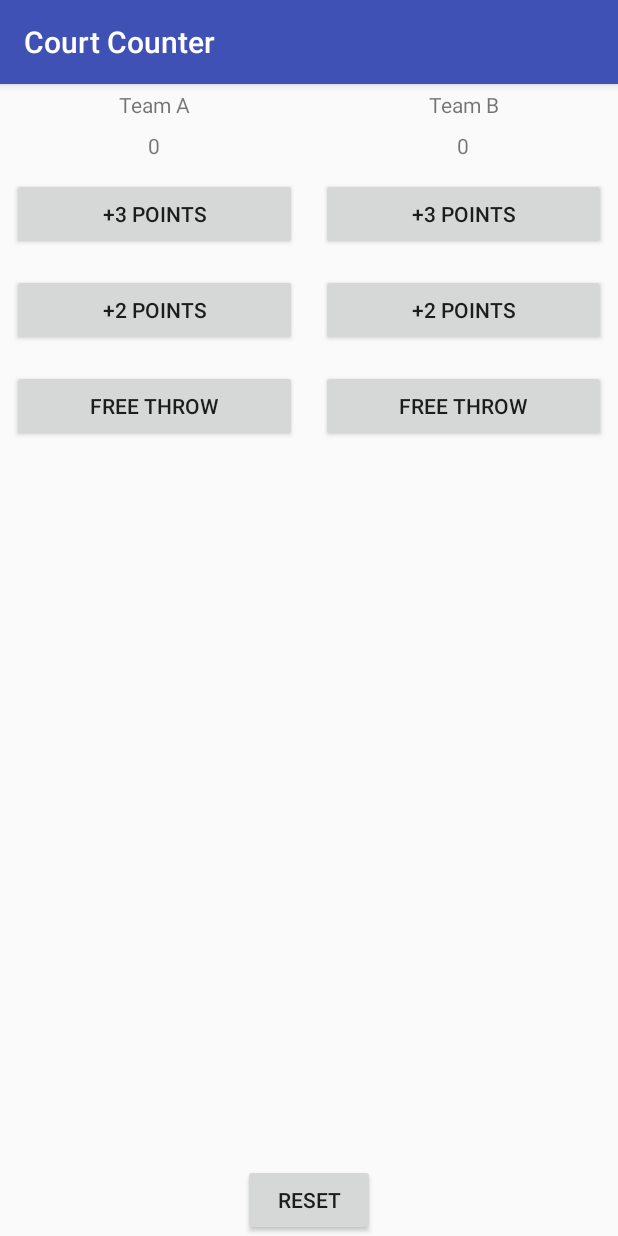
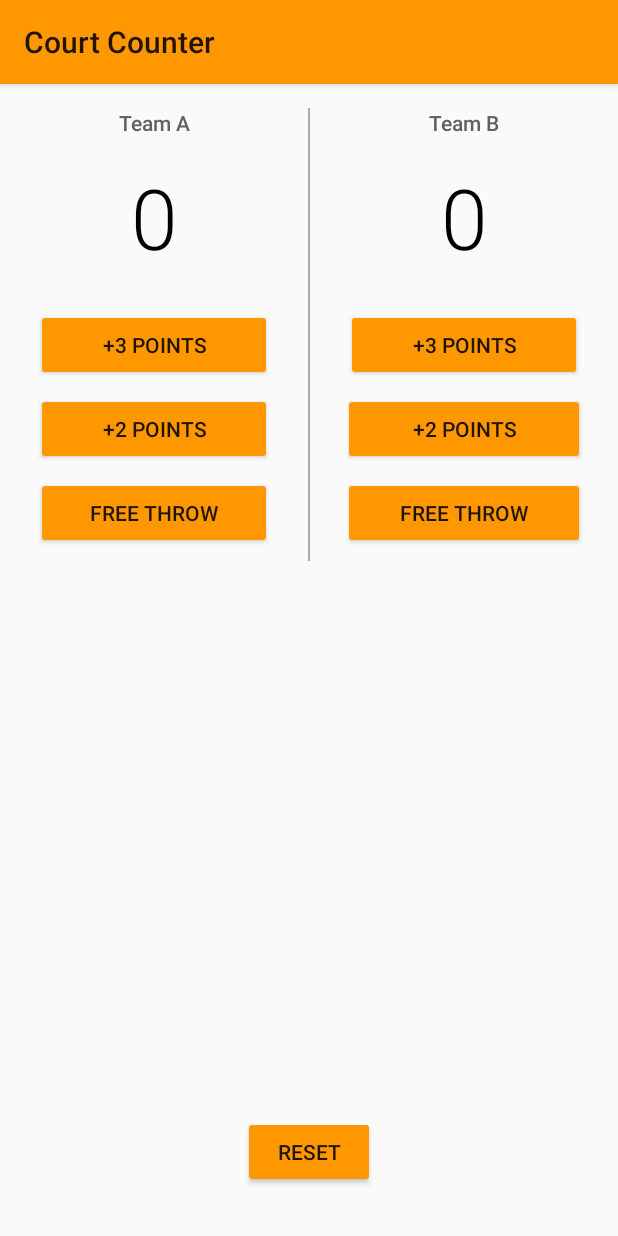
Before and after one commit to dhimasanb/court-counter, an Android app: the screen it shows after launch (MainActivity), on a phone screen of 412 x 824 dp. Run offline under Robolectric (Android 15) with nearby library versions, the phone set to English and light mode, and no system bars.

Commit message:
Update style

```diff
--- a/app/src/main/res/layout/activity_main.xml
+++ b/app/src/main/res/layout/activity_main.xml
@@ -1,104 +1,129 @@
-<?xml version="1.0" encoding="utf-8"?>
 <RelativeLayout xmlns:android="http://schemas.android.com/apk/res/android"
-    xmlns:app="http://schemas.android.com/apk/res-auto"
     xmlns:tools="http://schemas.android.com/tools"
+    android:layout_width="match_parent"
     android:layout_height="match_parent"
-    android:layout_width="match_parent">
+    tools:context=".MainActivity">
 
     <LinearLayout
         android:layout_width="match_parent"
-        android:layout_height="match_parent"
+        android:layout_height="wrap_content"
         android:orientation="horizontal">
 
         <LinearLayout
             android:layout_width="0dp"
-            android:layout_height="match_parent"
+            android:layout_height="wrap_content"
             android:layout_weight="1"
-            android:orientation="vertical"
-            tools:context="com.example.android.courtcounter.MainActivity">
+            android:orientation="vertical">
 
             <TextView
                 android:layout_width="match_parent"
                 android:layout_height="wrap_content"
-                android:gravity="center_horizontal"
-                android:padding="4dp"
-                android:text="Team A" />
+                android:fontFamily="sans-serif-medium"
+                android:gravity="center"
+                android:padding="16dp"
+                android:text="Team A"
+                android:textColor="#616161"
+                android:textSize="14sp" />
 
             <TextView
                 android:id="@+id/team_a_score"
                 android:layout_width="match_parent"
                 android:layout_height="wrap_content"
-                android:gravity="center_horizontal"
-                android:padding="4dp"
-                android:text="0" />
+                android:fontFamily="sans-serif-light"
+                android:gravity="center"
+                android:paddingBottom="24dp"
+                android:text="0"
+                android:textColor="#000000"
+                android:textSize="56sp" />
 
             <Button
                 android:layout_width="match_parent"
                 android:layout_height="wrap_content"
-                android:layout_margin="8dp"
+                android:layout_marginBottom="8dp"
+                android:layout_marginLeft="24dp"
+                android:layout_marginRight="24dp"
                 android:onClick="addThreeForTeamA"
                 android:text="+3 Points" />
 
             <Button
                 android:layout_width="match_parent"
                 android:layout_height="wrap_content"
-                android:layout_margin="8dp"
+                android:layout_marginBottom="8dp"
+                android:layout_marginLeft="24dp"
+                android:layout_marginRight="24dp"
                 android:onClick="addTwoForTeamA"
                 android:text="+2 Points" />
 
             <Button
                 android:layout_width="match_parent"
                 android:layout_height="wrap_content"
-                android:layout_margin="8dp"
+                android:layout_marginBottom="8dp"
+                android:layout_marginLeft="24dp"
+                android:layout_marginRight="24dp"
                 android:onClick="addOneForTeamA"
-                android:text="Free Throw" />
+                android:text="Free throw" />
         </LinearLayout>
+
+        <View
+            android:layout_width="1dp"
+            android:layout_height="match_parent"
+            android:layout_marginTop="16dp"
+            android:background="@android:color/darker_gray" />
 
         <LinearLayout
             android:layout_width="0dp"
             android:layout_height="match_parent"
             android:layout_weight="1"
-            android:orientation="vertical"
-            tools:context="com.example.android.courtcounter.MainActivity">
+            android:orientation="vertical">
 
             <TextView
                 android:layout_width="match_parent"
                 android:layout_height="wrap_content"
-                android:gravity="center_horizontal"
-                android:padding="4dp"
-                android:text="Team B" />
+                android:fontFamily="sans-serif-medium"
+                android:gravity="center"
+                android:padding="16dp"
+                android:text="Team B"
+                android:textColor="#616161"
+                android:textSize="14sp" />
 
             <TextView
                 android:id="@+id/team_b_score"
                 android:layout_width="match_parent"
                 android:layout_height="wrap_content"
-                android:gravity="center_horizontal"
-                android:padding="4dp"
-                android:text="0" />
+                android:fontFamily="sans-serif-light"
+                android:gravity="center"
+                android:paddingBottom="24dp"
+                android:text="0"
+                android:textColor="#000000"
+                android:textSize="56sp" />
 
             <Button
                 android:layout_width="match_parent"
                 android:layout_height="wrap_content"
-                android:layout_margin="8dp"
+                android:layout_marginBottom="8dp"
+                android:layout_marginLeft="24dp"
+                android:layout_marginRight="24dp"
                 android:onClick="addThreeForTeamB"
                 android:text="+3 Points" />
 
             <Button
                 android:layout_width="match_parent"
                 android:layout_height="wrap_content"
-                android:layout_margin="8dp"
+                android:layout_marginBottom="8dp"
+                android:layout_marginLeft="22dp"
+                android:layout_marginRight="22dp"
                 android:onClick="addTwoForTeamB"
                 android:text="+2 Points" />
 
             <Button
                 android:layout_width="match_parent"
                 android:layout_height="wrap_content"
-                android:layout_margin="8dp"
+                android:layout_marginBottom="8dp"
+                android:layout_marginLeft="22dp"
+                android:layout_marginRight="22dp"
                 android:onClick="addOneForTeamB"
-                android:text="Free Throw" />
-
+                android:text="Free throw" />
         </LinearLayout>
-
     </LinearLayout>
 
     <Button
@@ -106,8 +131,8 @@
         android:layout_height="wrap_content"
         android:layout_alignParentBottom="true"
         android:layout_centerHorizontal="true"
-        android:text="Reset"
+        android:layout_marginBottom="32dp"
         android:onClick="resetScore"
-        />
+        android:text="Reset" />
 
 </RelativeLayout>
--- a/app/src/main/res/values/styles.xml
+++ b/app/src/main/res/values/styles.xml
@@ -1,11 +1,14 @@
 <resources>
 
     <!-- Base application theme. -->
-    <style name="AppTheme" parent="Theme.AppCompat.Light.DarkActionBar">
+    <style name="AppTheme" parent="Theme.AppCompat.Light">
         <!-- Customize your theme here. -->
-        <item name="colorPrimary">@color/colorPrimary</item>
-        <item name="colorPrimaryDark">@color/colorPrimaryDark</item>
-        <item name="colorAccent">@color/colorAccent</item>
+        <!-- Primary theme color of the app (sets background color of app bar) -->
+        <item name="colorPrimary">#FF9800</item>
+        <!-- Primary dark theme color of the app (sets color of status bar) -->
+        <item name="colorPrimaryDark">#FB8C00</item>
+        <!-- Background color of buttons in the app -->
+        <item name="colorButtonNormal">#FF9800</item>
     </style>
 
 </resources>
```
